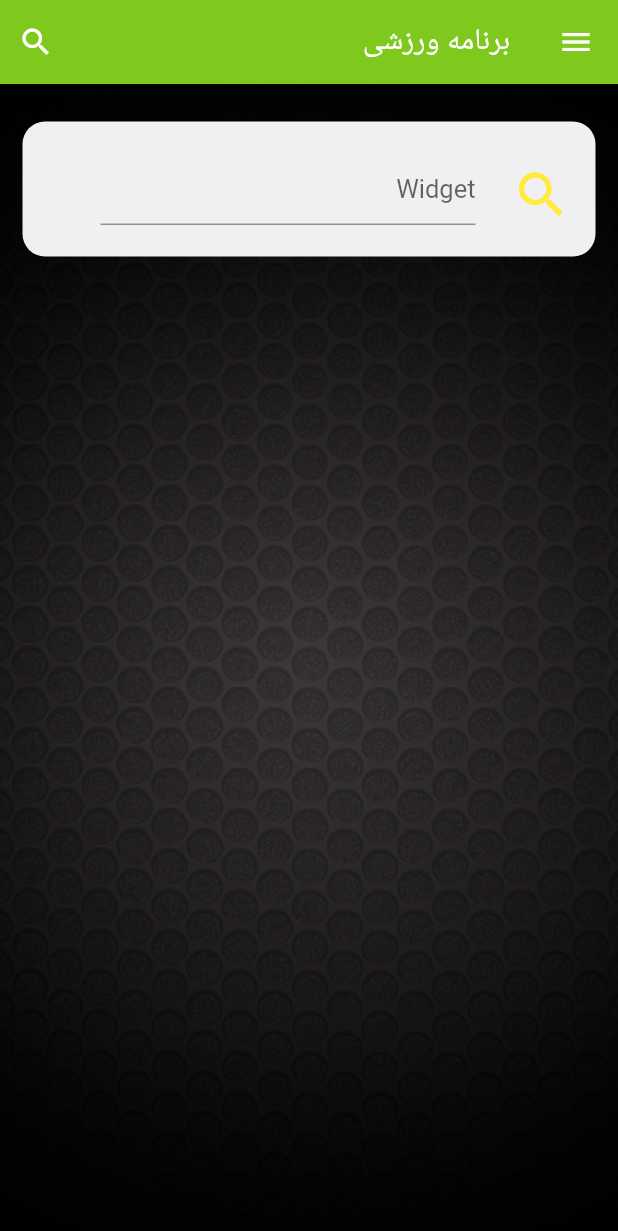
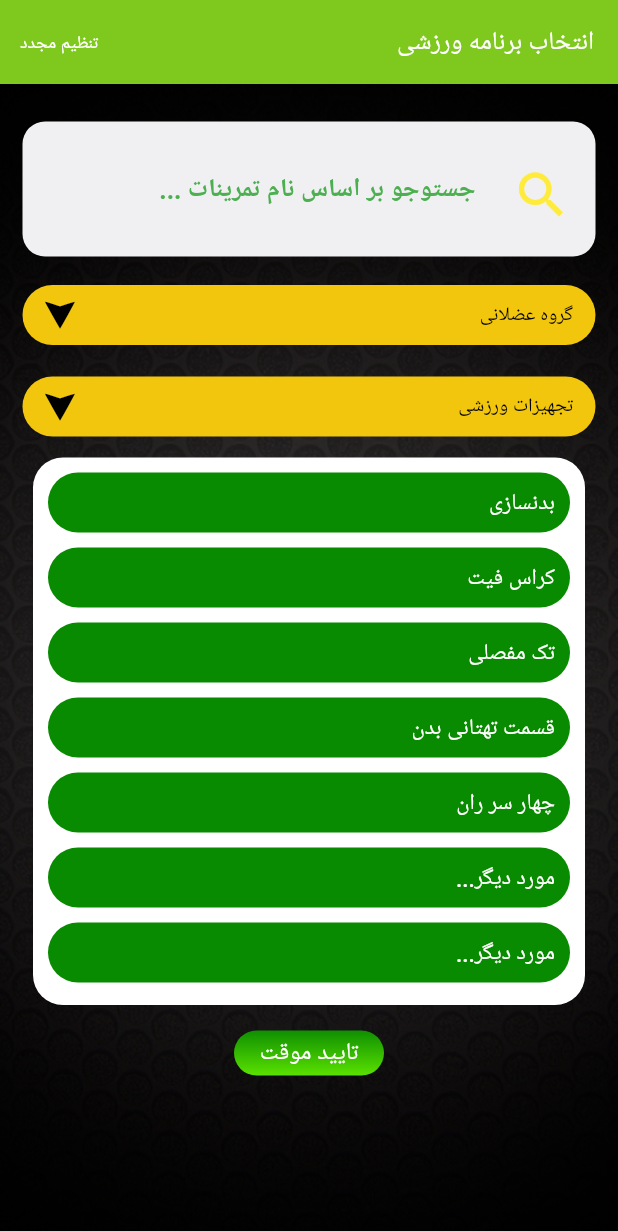
Before and after one commit to HosseinAsadi/ArtMan, a Flutter app: the screen it shows after launch, on a phone screen of 412 x 824 dp. Shown: the top 1231 px of the screen. Run offline on Flutter 3.47's test engine with Material 2 defaults, Android fonts, the phone set to English and light mode, and no system bars.

Commit message:
create select sport extract page

```diff
--- a/lib/components/Button.dart
+++ b/lib/components/Button.dart
@@ -105,7 +105,7 @@ class myBottom extends State<Button> {
           gradient: LinearGradient(
               begin: Alignment.bottomCenter,
               end: Alignment.topCenter,
-              colors: [startcolor, endcolor])),
+              colors: [startcolor==null?Color(0xFF5AE100):startcolor, endcolor==null?Color(0xFF0F8F00):endcolor])),
       child: GestureDetector(
         onTapDown: (tapDetails) {
           setState(() {
--- a/lib/components/DropDown.dart
+++ b/lib/components/DropDown.dart
@@ -3,16 +3,19 @@ import 'package:flutter/material.dart';
 
 class DropDown extends StatefulWidget {
   String _hint;
-  DropDown(this._hint);
+  Color backgroundColor,fontcolor,arrowcolor;
+  DropDown(this._hint,{this.backgroundColor,this.fontcolor,this.arrowcolor});
   @override
   myDropDown createState() {
-    return myDropDown(_hint);
+    return myDropDown(_hint,backgroundColor: backgroundColor,fontcolor: fontcolor,arrowcolor: arrowcolor);
   }
 }
 class myDropDown extends State<DropDown> {
   String cityvalue=null;
   String _hint;
-  myDropDown(this._hint);
+  Color backgroundColor,fontcolor,arrowcolor;
+
+  myDropDown(this._hint,{this.backgroundColor,this.fontcolor,this.arrowcolor});
   @override
   Widget build(BuildContext context) {
 
@@ -22,7 +25,7 @@ class myDropDown extends State<DropDown> {
         padding: EdgeInsets.only(right: 15,left: 15),
         height: 40.0,
         decoration: BoxDecoration(
-            color: Colors.white ,
+            color:backgroundColor==null? Colors.white:backgroundColor ,
             borderRadius: BorderRadius.circular(20)
         ),
 
@@ -42,10 +45,10 @@ class myDropDown extends State<DropDown> {
           value: cityvalue,
           isExpanded: true,
           underline: Text(""),
-          icon: Icon(IconData(0xe900,fontFamily: "icone"),color: Colors.green,size: 18,),
+          icon: Icon(IconData(0xe900,fontFamily: "icone"),color:arrowcolor==null? Colors.green:arrowcolor,size: 18,),
           hint: Text(
             _hint,
-            style: TextStyle(color: Colors.grey, fontSize: 13),
+            style: TextStyle(color:fontcolor==null? Colors.grey:fontcolor, fontSize: 13),
           ),
         )
 
--- a/lib/components/MaterialText.dart
+++ b/lib/components/MaterialText.dart
@@ -7,15 +7,17 @@ class MaterialText extends StatefulWidget{
   Color backgroundColor;
   FontWeight fontWeight;
   double fontsize;
+  Alignment align;
+
   MaterialText( this.height, this.text,
       this.textColor, {this.backgroundColor, this.left, this.right, this.bottom,
-  this.top,this.width,this.fontWeight,this.fontsize});
+  this.top,this.width,this.fontWeight,this.fontsize,this.align});
 
   @override
   myText createState() {
     // TODO: implement createState
     return myText(height,text,textColor,backgroundColor: backgroundColor,left:
-    left,right: right,top: top,fontsize: fontsize,bottom: bottom,width: width,fontWeight: fontWeight);
+    left,right: right,top: top,fontsize: fontsize,bottom: bottom,width: width,fontWeight: fontWeight,align: align);
   }
 
 }
@@ -27,9 +29,10 @@ class myText extends State<MaterialText>{
   Color backgroundColor;
   FontWeight fontWeight;
   double fontsize;
+  Alignment align;
   myText( this.height, this.text, this.textColor,
   {this.backgroundColor, this.left, this.right, this.bottom,
-  this.top,this.width,this.fontWeight,this.fontsize});
+  this.top,this.width,this.fontWeight,this.fontsize,this.align});
 
 
   @override
@@ -45,16 +48,18 @@ class myText extends State<MaterialText>{
     if(backgroundColor==null)
       this.backgroundColor=Colors.white;
     return Container(
-      alignment: Alignment(0, 0),
+      alignment: align==null?Alignment.center: align,
         width: width,
       height: height,
-      padding: EdgeInsets.only(left: 5,right: 5),
+
+      padding: EdgeInsets.only(left: 5,right: 10),
       margin: EdgeInsets.only(bottom: bottom,left: left,right: right,top: top),
       decoration: BoxDecoration(
         color: backgroundColor,
         borderRadius: BorderRadius.circular(20),
       ),
-      child: Text(text,style: TextStyle(color: textColor,fontSize: fontsize,fontWeight: fontWeight),),
+      child: Text(text,style: TextStyle(color: textColor,
+          fontSize: fontsize,fontWeight: fontWeight,),),
     )
     ;
   }
--- /dev/null
+++ b/lib/components/SearchBox.dart
@@ -0,0 +1,49 @@
+import 'package:flutter/material.dart';
+
+class SearchBox extends StatefulWidget {
+  @override
+  _SearchBoxState createState() => _SearchBoxState();
+}
+
+class _SearchBoxState extends State<SearchBox> {
+  @override
+  Widget build(BuildContext context) {
+    return Container(
+      margin: EdgeInsets.only(top: 15),
+      height: 90,
+      decoration: BoxDecoration(
+          color: Color(0xFFF0F0F3),
+          borderRadius: BorderRadius.all(Radius.circular(15))
+      ),
+      child: Row(
+        mainAxisAlignment: MainAxisAlignment.start,
+        children: <Widget>[
+          Container(
+            width: 50,
+            height: 50,
+            alignment: Alignment.center,
+            margin: EdgeInsets.only(left: 15, right: 15),
+            child: IconButton(icon: Icon(
+              Icons.search, color: Colors.yellow, size: 40,),
+                onPressed: null),
+          ),
+          Container(
+            width: 230,
+            child: TextField(
+              decoration: InputDecoration(
+                  hintText: "جستوجو بر اساس نام تمرینات ...",
+                  border: InputBorder.none,
+                  hintStyle: TextStyle(
+                    color:Colors.green,
+                    fontSize: 17,
+                    fontWeight: FontWeight.w700,
+
+                  )
+              ),
+            ),)
+
+        ],
+      ),
+    );
+  }
+}
--- a/lib/page/SelectSportExtract.dart
+++ b/lib/page/SelectSportExtract.dart
@@ -1,3 +1,7 @@
+import 'package:art_man/components/Button.dart';
+import 'package:art_man/components/DropDown.dart';
+import 'package:art_man/components/MaterialText.dart';
+import 'package:art_man/components/SearchBox.dart';
 import 'package:flutter/material.dart';
 
 class SelectSportExtract extends StatefulWidget {
@@ -13,21 +17,21 @@ class _SelectSportExtractState extends State<SelectSportExtract> {
         iconTheme: IconThemeData(color: Colors.white),
         backgroundColor: Color(0xFF7FC81D),
         actions: <Widget>[
-          IconButton(
-            icon: Icon(
-              Icons.search,
-              color: Colors.white,
+          Center(
+            child: InkWell(
+              onTap: null,
+              child: Text(
+                "تنظیم مجدد         ",
+                textAlign: TextAlign.center,
+                style: TextStyle(color: Colors.white, fontSize: 12),
+              ),
             ),
-            onPressed: () {},
           ),
         ],
         title: Text(
-          "برنامه ورزشی",
-          style: TextStyle(color: Colors.white),
+          "انتخاب برنامه ورزشی",
+          style: TextStyle(color: Colors.white, fontSize: 17),
         ),
-      ),
-      drawer: Drawer(
-        child: Text("dff"),
       ),
       body: Center(
         child: Container(
@@ -43,12 +47,47 @@ class _SelectSportExtractState extends State<SelectSportExtract> {
               Center(
                 child: Container(
                   margin:
-                  EdgeInsets.only(left: 15, right: 15, top: 10, bottom: 10),
+                      EdgeInsets.only(left: 15, right: 15, top: 10, bottom: 10),
                   child: Form(
                     // key: _key,
                     child: Column(
                       children: <Widget>[
-                        container()
+                        SearchBox(),
+                        SizedBox(height: 15,),
+                        DropDown(
+                          "گروه عضلانی",
+                          backgroundColor: Color(0xFFF1C60D),
+                          fontcolor: Colors.black,
+                          arrowcolor: Colors.black,
+                        ),
+                        SizedBox(height: 10,),
+                        DropDown(
+                          "تجهیزات ورزشی",
+                          backgroundColor: Color(0xFFF1C60D),
+                          fontcolor: Colors.black,
+                          arrowcolor: Colors.black,
+                        ),
+                        Container(
+                          height: 365,
+                          padding: EdgeInsets.all(10),
+                          margin: EdgeInsets.all(7),
+                          decoration: BoxDecoration(
+                            color: Colors.white,
+                            borderRadius: BorderRadius.all(Radius.circular(20))
+                          ),
+                          child: Column(
+                            children: <Widget>[
+                              MaterialText(40,"بدنسازی",Colors.white,backgroundColor: Color(0xFF088B00),fontWeight: FontWeight.w500,align: Alignment.centerRight,),
+                              MaterialText(40,"کراس فیت",Colors.white,backgroundColor: Color(0xFF088B00),fontWeight: FontWeight.w500,align: Alignment.centerRight,top: 10,),
+                              MaterialText(40,"تک مفصلی",Colors.white,backgroundColor: Color(0xFF088B00),fontWeight: FontWeight.w500,align: Alignment.centerRight,top: 10),
+                              MaterialText(40,"قسمت تهتانی بدن",Colors.white,backgroundColor: Color(0xFF088B00),fontWeight: FontWeight.w500,align: Alignment.centerRight,top: 10),
+                              MaterialText(40,"چهار سر ران",Colors.white,backgroundColor: Color(0xFF088B00),fontWeight: FontWeight.w500,align: Alignment.centerRight,top: 10),
+                              MaterialText(40,"مورد دیگر...",Colors.white,backgroundColor: Color(0xFF088B00),fontWeight: FontWeight.w500,align: Alignment.centerRight,top: 10),
+                              MaterialText(40,"مورد دیگر...",Colors.white,backgroundColor: Color(0xFF088B00),fontWeight: FontWeight.w500,align: Alignment.centerRight,top: 10),
+                            ],
+                          ),
+                        ),
+                        Button([""],"/","تایید موقت",30.0,10.0,width: 100.0,)
                       ],
                     ),
                   ),
@@ -60,40 +99,4 @@ class _SelectSportExtractState extends State<SelectSportExtract> {
       ),
     );
   }
-
-  container() =>
-      Container(
-        margin: EdgeInsets.only(top: 15),
-        height: 90,
-        decoration: BoxDecoration(
-            color: Color(0xFFF0F0F3),
-            borderRadius: BorderRadius.all(Radius.circular(15))
-        ),
-        child: Row(
-          mainAxisAlignment: MainAxisAlignment.start,
-          children: <Widget>[
-            Container(
-              width: 50,
-              height: 50,
-              alignment: Alignment.center,
-              margin: EdgeInsets.only(left: 15, right: 15),
-              child: IconButton(icon: Icon(
-                Icons.search, color: Colors.yellow, size: 40,),
-                  onPressed: null),
-            ),
-            Container(
-              width: 250,
-              child: TextField(
-              decoration: InputDecoration(
-                  hintText: hint(),
-                hintStyle: TextStyle(
-                  decoration: TextDecoration.none
-                )
-              ),
-            ),)
-
-          ],
-        ),
-      );
-  hint()=>Text("جست و جو بر اساس نام تمرینات ...",style: TextStyle(color: Colors.green,fontWeight: FontWeight.w500,fontSize: 18),).toString();
 }
```
